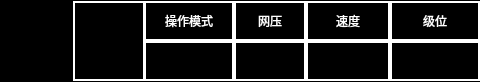
Qt form header.ui (mayue-crrc/ShenyangMetro9DB) before a commit; both pictures show x 0 to 480 and y 0 to 82 of the 1024 by 82 pixel window.
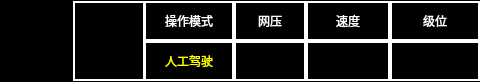
The same form after that commit. Icons and pictures are not drawn.

What changed in the file:
```diff
--- a/header.ui
+++ b/header.ui
@@ -79,11 +79,11 @@
    </property>
    <property name="styleSheet">
     <string notr="true">border: 2px solid rgb(255, 255, 255);
-	font: 16px, &quot;微软雅黑&quot;;
-</string>
+	font: 18px, &quot;微软雅黑&quot;;
+color:yellow;</string>
    </property>
    <property name="text">
-    <string/>
+    <string>人工驾驶</string>
    </property>
    <property name="alignment">
     <set>Qt::AlignCenter</set>
```
Left out of the diff: 17 changed lines with no effect on the pictures.
